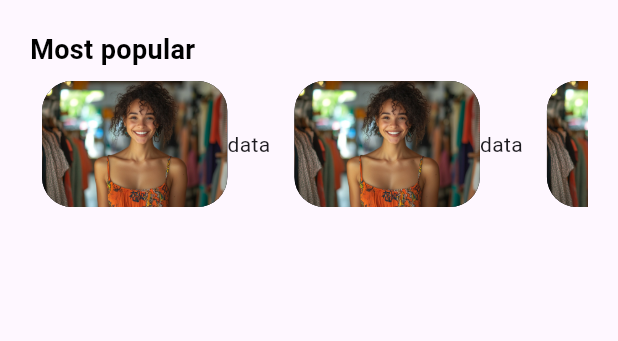
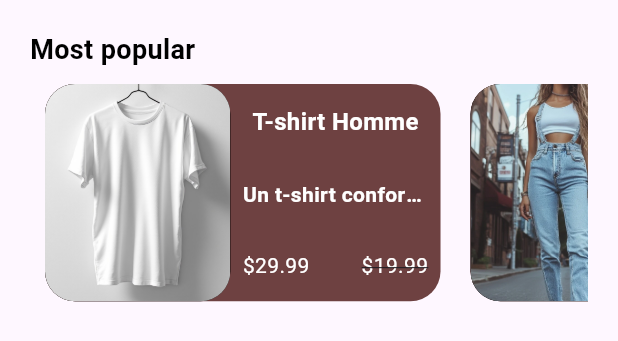
Before and after one commit to jamilaELABBASI/e-commerce, a Flutter app: the Flash_Sale widget shown alone on an empty page, opened directly, on a phone screen of 412 x 824 dp. Shown: the top 341 px of the screen. Run offline on Flutter 3.47's test engine with Material 3 defaults, Android fonts, the phone set to English and light mode, and no system bars; our stand-ins replace carousel_slider, font_awesome_flutter.

Commit message:
create Product Class

```diff
--- /dev/null
+++ b/lib/Models/Popular_Product_Model.dart
@@ -0,0 +1,44 @@
+class PopularProductModel {
+  String titre;
+  String description;
+  String image;
+  double ancienPrix;
+  double nouveauPrix;
+
+  // Constructeur pour initialiser les valeurs
+  PopularProductModel({
+    required this.titre,
+    required this.description,
+    required this.image,
+    required this.ancienPrix,
+    required this.nouveauPrix,
+  });
+
+  // Méthode pour afficher un objet Produit sous forme de String (facultatif)
+  @override
+  String toString() {
+    return 'Produit{titre: $titre, description: $description, image: $image, ancienPrix: $ancienPrix, nouveauPrix: $nouveauPrix}';
+  }
+
+  // Méthode pour convertir un objet Produit en map (pour sérialisation ou stockage)
+  Map<String, dynamic> toMap() {
+    return {
+      'titre': titre,
+      'description': description,
+      'image': image,
+      'ancienPrix': ancienPrix,
+      'nouveauPrix': nouveauPrix,
+    };
+  }
+
+  // Méthode pour créer un objet Produit à partir d'un map (pour désérialisation)
+  factory PopularProductModel.fromMap(Map<String, dynamic> map) {
+    return PopularProductModel(
+      titre: map['titre'],
+      description: map['description'],
+      image: map['image'],
+      ancienPrix: map['ancienPrix'],
+      nouveauPrix: map['nouveauPrix'],
+    );
+  }
+}
--- a/lib/pages/Principales/Flash_Sale.dart
+++ b/lib/pages/Principales/Flash_Sale.dart
@@ -1,6 +1,8 @@
 import 'package:e_commerce/Style/AppTextStyle.dart';
+import 'package:e_commerce/pages/Widgets/Most_Popular_Product.dart';
 import 'package:flutter/cupertino.dart';
 
+import '../../Models/Popular_Product_Model.dart';
 import '../../Style/AppColors.dart';
 
 class Flash_Sale extends StatefulWidget {
@@ -11,6 +13,51 @@ class Flash_Sale extends StatefulWidget {
 }
 
 class _Flash_SaleState extends State<Flash_Sale> {
+  final List<PopularProductModel> products = [
+    PopularProductModel(
+      titre: 'T-shirt Homme',
+      description: 'Un t-shirt confortable pour homme.',
+      image: 'images/popular_products/tshirt.jpg',
+      ancienPrix: 29.99,
+      nouveauPrix: 19.99,
+    ),
+    PopularProductModel(
+      titre: 'Jean Femme',
+      description: 'Un jean slim pour femme.',
+      image: 'images/popular_products/jean.jpg',
+      ancienPrix: 49.99,
+      nouveauPrix: 39.99,
+    ),
+    PopularProductModel(
+      titre: 'Veste en Cuir',
+      description: 'Une veste en cuir élégante.',
+      image: 'images/popular_products/veste.jpg',
+      ancienPrix: 99.99,
+      nouveauPrix: 79.99,
+    ),
+    PopularProductModel(
+      titre: 'T-shirt Homme',
+      description: 'Un t-shirt confortable pour homme.',
+      image: 'images/popular_products/tshirt.jpg',
+      ancienPrix: 29.99,
+      nouveauPrix: 19.99,
+    ),
+    PopularProductModel(
+      titre: 'Jean Femme',
+      description: 'Un jean slim pour femme.',
+      image: 'images/popular_products/jean.jpg',
+      ancienPrix: 49.99,
+      nouveauPrix: 39.99,
+    ),
+    PopularProductModel(
+      titre: 'Veste en Cuir',
+      description: 'Une veste en cuir élégante.',
+      image: 'images/popular_products/veste.jpg',
+      ancienPrix: 99.99,
+      nouveauPrix: 79.99,
+    ),
+  ];
+
   @override
   Widget build(BuildContext context) {
     var screenHeight = MediaQuery.of(context).size.height;
@@ -26,32 +73,18 @@ class _Flash_SaleState extends State<Flash_Sale> {
             style: AppTextStyle.text2,
           ),
           Container(
-            height: 100,
+            height: screenHeight * 0.20,
+            //width: screenWidth * 0.6,
             child: ListView.builder(
               scrollDirection: Axis.horizontal,
+              itemCount: products.length,
               itemBuilder: (context, index) {
-                return Padding(
-                  padding: const EdgeInsets.all(8),
-                  child: Container(
-                    //width: screenWidth * 0.4,
-                    child: Row(
-                      children: [
-                        Container(
-                          height: screenHeight * 0.14,
-                          width: screenWidth * 0.3,
-                          decoration: BoxDecoration(
-                              color: AppColors().blackColor,
-                              borderRadius: BorderRadius.circular(20),
-                              image: DecorationImage(
-                                  fit: BoxFit.cover,
-                                  image: AssetImage(
-                                      "images/principale_image1.jpg"))),
-                        ),
-                        Text("data"),
-                      ],
-                    ),
-                  ),
-                );
+                return Most_Popular_Product(
+                    titre: products[index].titre,
+                    description: products[index].description,
+                    image: products[index].image,
+                    ancien_prix: products[index].ancienPrix.toString(),
+                    nouveau_prix: products[index].nouveauPrix.toString());
               },
             ),
           )
--- a/lib/pages/Principales/Super_Flash_Sale.dart
+++ b/lib/pages/Principales/Super_Flash_Sale.dart
@@ -1,6 +1,8 @@
 import 'package:e_commerce/Style/AppColors.dart';
 import 'package:e_commerce/Style/AppTextStyle.dart';
 import 'package:flutter/cupertino.dart';
+
+import '../../Models/Popular_Product_Model.dart';
 
 class Super_Flash_Sale extends StatefulWidget {
   const Super_Flash_Sale({super.key});
--- /dev/null
+++ b/lib/pages/Widgets/Most_Popular_Product.dart
@@ -0,0 +1,159 @@
+import 'package:flutter/cupertino.dart';
+import 'package:flutter/material.dart';
+
+import '../../Style/AppColors.dart';
+import '../../Style/AppTextStyle.dart';
+
+class Most_Popular_Product extends StatelessWidget {
+  final String titre;
+  final String description;
+  final String image;
+  final String ancien_prix;
+  final String nouveau_prix;
+  Most_Popular_Product({
+    super.key,
+    required this.titre,
+    required this.description,
+    required this.image,
+    required this.ancien_prix,
+    required this.nouveau_prix,
+  });
+
+  @override
+  Widget build(BuildContext context) {
+    var screenHeight = MediaQuery.of(context).size.height;
+    var screenWidth = MediaQuery.of(context).size.width;
+
+    return Padding(
+      padding: const EdgeInsets.all(10),
+      child: Container(
+        width: screenWidth * 0.64,
+        decoration: BoxDecoration(
+            color: AppColors().brownColor,
+            borderRadius: BorderRadius.circular(20)),
+        child: Row(
+          //mainAxisAlignment: MainAxisAlignment.spaceBetween,
+          children: [
+            Container(
+              height: double.infinity,
+              width: screenWidth * 0.3,
+              decoration: BoxDecoration(
+                  color: AppColors().blackColor,
+                  borderRadius: BorderRadius.circular(20),
+                  image: DecorationImage(
+                      fit: BoxFit.cover, image: AssetImage(image))),
+            ),
+            SizedBox(
+              width: screenWidth * 0.02,
+            ),
+            Container(
+              width: screenWidth * 0.3,
+              child: Column(
+                mainAxisAlignment: MainAxisAlignment.spaceAround,
+                children: [
+                  Text(
+                    titre,
+                    maxLines: 1,
+                    overflow: TextOverflow.ellipsis,
+                    style: AppTextStyle.text3
+                        .copyWith(color: AppColors().whiteColor),
+                  ),
+                  Text(
+                    description,
+                    maxLines: 1,
+                    overflow: TextOverflow.ellipsis,
+                    style: AppTextStyle.text4
+                        .copyWith(fontSize: 14, color: AppColors().whiteColor),
+                  ),
+                  Row(
+                    mainAxisAlignment: MainAxisAlignment.spaceBetween,
+                    children: [
+                      Text(
+                        "\$" + ancien_prix.toString(),
+                        style: TextStyle(color: AppColors().whiteColor),
+                      ),
+                      Text(
+                        "\$" + nouveau_prix.toString(),
+                        style: TextStyle(
+                            decoration: TextDecoration.lineThrough,
+                            color: AppColors().whiteColor),
+                      ),
+                    ],
+                  )
+                ],
+              ),
+            ),
+          ],
+        ),
+      ),
+    );
+
+    /*Container(
+      //height: screenHeight * 0.1,
+      child: Padding(
+        padding: const EdgeInsets.all(8.0),
+        child: Container(
+          width: screenWidth * 0.8,
+          decoration: BoxDecoration(
+              //color: AppColors().blackColor,
+              border: Border.all(color: AppColors().blackColor),
+              borderRadius: BorderRadius.circular(20)),
+          child: Column(
+            mainAxisAlignment: MainAxisAlignment.spaceBetween,
+            children: [
+              Padding(
+                  padding: EdgeInsets.all(10),
+                  //height: ,
+                  // width: double.infinity&,
+                  child: Column(
+                    crossAxisAlignment: CrossAxisAlignment.start,
+                    children: [
+                      Container(
+                        height: screenHeight * 0.3,
+                        decoration: BoxDecoration(
+                            color: AppColors().blackColor,
+                            borderRadius: BorderRadius.circular(20),
+                            image: DecorationImage(
+                                fit: BoxFit.cover, image: AssetImage(""))),
+                      ),
+                      SizedBox(
+                        height: screenHeight * 0.01,
+                      ),
+                      Text(
+                        titre,
+                        style: AppTextStyle.text3.copyWith(color: Colors.grey),
+                      ),
+                      SizedBox(
+                        height: screenHeight * 0.01,
+                      ),
+                      Text(
+                        description,
+                        overflow: TextOverflow.ellipsis,
+                        maxLines: 1,
+                        style: AppTextStyle.text2,
+                      ),
+                      SizedBox(
+                        height: screenHeight * 0.01,
+                      ),
+                      Row(
+                        mainAxisAlignment: MainAxisAlignment.spaceBetween,
+                        children: [
+                          Text("\$" + nouveau_prix,
+                              style: AppTextStyle.text2
+                                  .copyWith(color: AppColors().brownColor)),
+                          Text(
+                            "\$" + ancien_prix,
+                            style: TextStyle(
+                                decoration: TextDecoration.lineThrough),
+                          ),
+                        ],
+                      )
+                    ],
+                  )),
+            ],
+          ),
+        ),
+      ),
+    );*/
+  }
+}
--- a/pubspec.yaml
+++ b/pubspec.yaml
@@ -46,6 +46,7 @@ flutter:
   # To add assets to your application, add an assets section, like this:
   assets:
       - images/
+      - images/popular_products/
 
   # An image asset can refer to one or more resolution-specific "variants", see
   # https://flutter.dev/to/resolution-aware-images
```
Also changed, not shown: lib/pages/Principales/Categories.dart (+63 -9 lines), lib/pages/Principales/Principale_UI.dart (+4 -3 lines), images/popular_products/jean.jpg (added), images/popular_products/tshirt.jpg (added), images/popular_products/veste.jpg (added).
